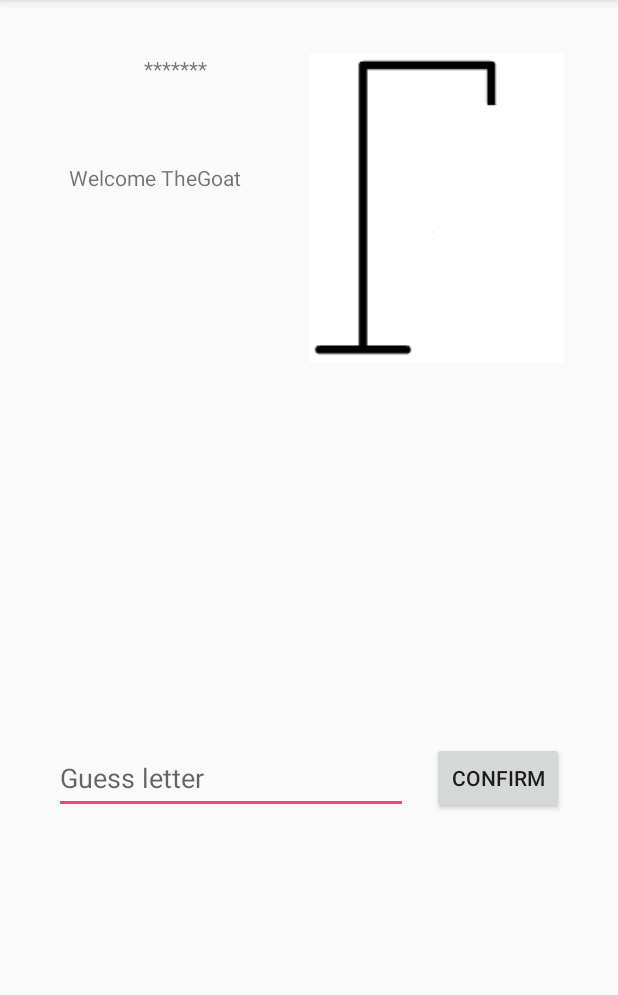
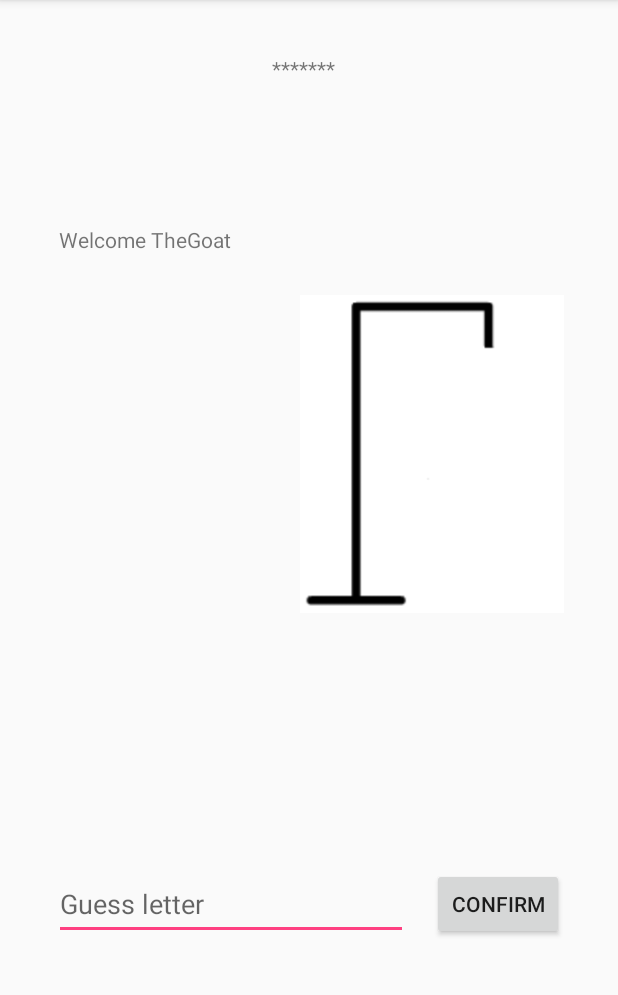
Before and after one commit to hjaltebaekgaard/HangManProject, an Android app: the screen it shows after launch (GameActivity), after a tap on "START", on a phone screen of 412 x 824 dp, the part 84-1079 px from its top. Run offline under Robolectric (Android 15) with nearby library versions, the phone set to English and light mode, and no system bars; network calls fail.

```diff
--- a/app/src/main/java/com/example/hvalfisk/notsosuckyhangman/GameActivity.java
+++ b/app/src/main/java/com/example/hvalfisk/notsosuckyhangman/GameActivity.java
@@ -69,7 +69,10 @@
         userName = getIntent().getStringExtra("playerName");
 
         game = this;
-        if(users==null || users.size()!=knownUsersList.size() || currentUser==null) {
+        if(users==null || users.size()!=knownUsersList.size()) {
+            if(!(users==null && knownUsersList==null)) {
+                System.out.println("DEBUG: " + users.size() + " " + knownUsersList.size());
+            }
             loadUserData();
         }
 
@@ -207,6 +210,7 @@
     }
 
     void loadUserData() {
+        System.out.println("DEBUG: loadUserData() begin");
         SharedPreferences sharedPreferences = getSharedPreferences(SHARED_PREFERENCES,MODE_PRIVATE);
         if(MainActivity.knownUsersList==null) {
             MainActivity.knownUsersList = new ArrayList<String>();
--- a/app/src/main/java/com/example/hvalfisk/notsosuckyhangman/HighscoreActivity.java
+++ b/app/src/main/java/com/example/hvalfisk/notsosuckyhangman/HighscoreActivity.java
@@ -33,6 +33,9 @@
             }
 
             readHighscoreData(highScoreList);
+            if(MainActivity.users.size()==0) {
+                System.out.println("DEBUG: somethings wrong with highscore");
+            }
         }
     }
 
--- a/app/src/main/res/layout/activity_game.xml
+++ b/app/src/main/res/layout/activity_game.xml
@@ -9,12 +9,16 @@
 
     <ImageView
         android:id="@+id/nooseImage"
-        android:layout_width="wrap_content"
+        android:layout_width="0dp"
         android:layout_height="wrap_content"
-        android:layout_marginTop="36dp"
+        android:layout_marginStart="8dp"
+        android:layout_marginTop="8dp"
         android:layout_marginEnd="36dp"
+        android:adjustViewBounds="true"
+        app:layout_constraintBottom_toTopOf="@+id/confirmLetter"
         app:layout_constraintEnd_toEndOf="parent"
-        app:layout_constraintTop_toTopOf="parent"
+        app:layout_constraintStart_toEndOf="@+id/infoText"
+        app:layout_constraintTop_toBottomOf="@+id/hiddenWord"
         app:srcCompat="@drawable/galge" />
 
     <TextView
@@ -26,7 +30,7 @@
         android:layout_marginTop="36dp"
         android:text="@string/game_hidden_word"
         android:gravity="center"
-        app:layout_constraintEnd_toStartOf="@+id/nooseImage"
+        app:layout_constraintEnd_toEndOf="@+id/nooseImage"
         app:layout_constraintStart_toStartOf="parent"
         app:layout_constraintTop_toTopOf="parent" />
 
```
